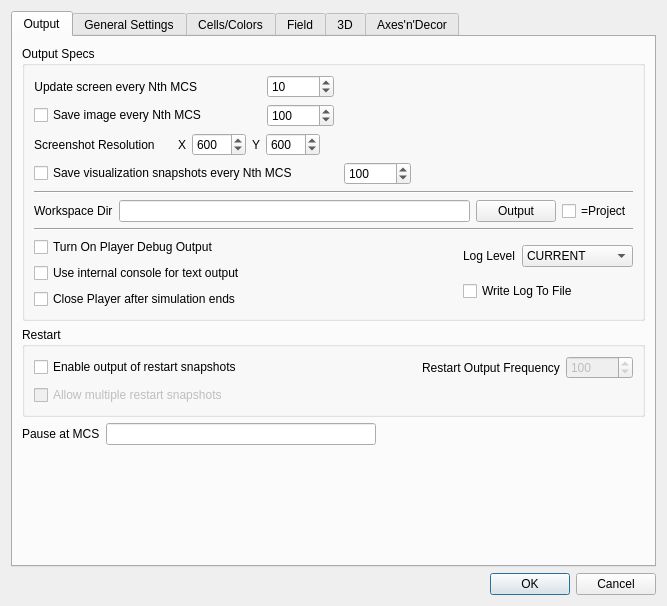
Above: cc3d/player5/Configuration/cc3D_prefs.ui from CompuCell3D/cc3d-player5 before the change. Below: the same form after it.
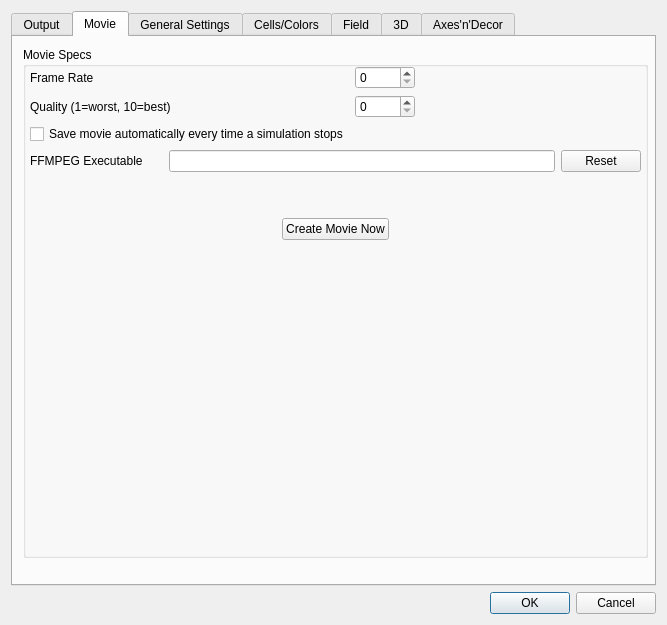
That is the form after the change.

Commit message: Added movie feature

Patch:
```diff
--- a/cc3d/player5/Configuration/cc3D_prefs.ui
+++ b/cc3d/player5/Configuration/cc3D_prefs.ui
@@ -7,7 +7,7 @@
     <x>0</x>
     <y>0</y>
     <width>667</width>
-    <height>606</height>
+    <height>625</height>
    </rect>
   </property>
   <property name="windowTitle">
@@ -20,7 +20,7 @@
       <string>&lt;html&gt;&lt;head/&gt;&lt;body&gt;&lt;p&gt;&lt;br/&gt;&lt;/p&gt;&lt;/body&gt;&lt;/html&gt;</string>
      </property>
      <property name="currentIndex">
-      <number>0</number>
+      <number>1</number>
      </property>
      <widget class="QWidget" name="tab_output">
       <attribute name="title">
@@ -590,21 +590,244 @@
          </item>
         </layout>
        </item>
-       <item>
-        <spacer name="verticalSpacer">
-         <property name="orientation">
-          <enum>Qt::Vertical</enum>
-         </property>
-         <property name="sizeHint" stdset="0">
-          <size>
-           <width>20</width>
-           <height>119</height>
-          </size>
-         </property>
-        </spacer>
-       </item>
       </layout>
      </widget>
+     <widget class="QWidget" name="tab_7">
+      <attribute name="title">
+       <string>Movie</string>
+      </attribute>
+      <widget class="QGroupBox" name="groupBox_18">
+       <property name="geometry">
+        <rect>
+         <x>10</x>
+         <y>10</y>
+         <width>625</width>
+         <height>511</height>
+        </rect>
+       </property>
+       <property name="title">
+        <string>Movie Specs</string>
+       </property>
+       <widget class="QWidget" name="verticalLayoutWidget">
+        <property name="geometry">
+         <rect>
+          <x>7</x>
+          <y>19</y>
+          <width>611</width>
+          <height>481</height>
+         </rect>
+        </property>
+        <layout class="QVBoxLayout" name="verticalLayout_19">
+         <item>
+          <layout class="QHBoxLayout" name="horizontalLayout_39">
+           <item>
+            <layout class="QFormLayout" name="formLayout_3">
+             <item row="0" column="0">
+              <widget class="QLabel" name="label_26">
+               <property name="text">
+                <string>Frame Rate</string>
+               </property>
+              </widget>
+             </item>
+             <item row="0" column="1">
+              <widget class="QSpinBox" name="frameRateSpinBox">
+               <property name="minimumSize">
+                <size>
+                 <width>60</width>
+                 <height>0</height>
+                </size>
+               </property>
+               <property name="maximum">
+                <number>360</number>
+               </property>
+              </widget>
+             </item>
+             <item row="1" column="0">
+              <widget class="QLabel" name="label_27">
+               <property name="text">
+                <string>Quality (1=worst, 10=best)</string>
+               </property>
+              </widget>
+             </item>
+             <item row="1" column="1">
+              <widget class="QSpinBox" name="movieQualitySpinBox">
+               <property name="sizePolicy">
+                <sizepolicy hsizetype="Minimum" vsizetype="Fixed">
+                 <horstretch>0</horstretch>
+                 <verstretch>0</verstretch>
+                </sizepolicy>
+               </property>
+               <property name="minimumSize">
+                <size>
+                 <width>60</width>
+                 <height>0</height>
+                </size>
+               </property>
+               <property name="maximum">
+                <number>51</number>
+               </property>
+              </widget>
+             </item>
+             <item row="2" column="0">
+              <widget class="QCheckBox" name="automaticMovieCheckBox">
+               <property name="text">
+                <string>Save movie automatically every time a simulation stops</string>
+               </property>
+              </widget>
+             </item>
+            </layout>
+           </item>
+           <item>
+            <spacer name="horizontalSpacer_37">
+             <property name="orientation">
+              <enum>Qt::Horizontal</enum>
+             </property>
+             <property name="sizeHint" stdset="0">
+              <size>
+               <width>40</width>
+               <height>20</height>
+              </size>
+             </property>
+            </spacer>
+           </item>
+          </layout>
+         </item>
+         <item>
+          <layout class="QHBoxLayout" name="horizontalLayout_38">
+           <item>
+            <widget class="QLabel" name="label_28">
+             <property name="text">
+              <string>FFMPEG Executable</string>
+             </property>
+            </widget>
+           </item>
+           <item>
+            <spacer name="horizontalSpacer_31">
+             <property name="orientation">
+              <enum>Qt::Horizontal</enum>
+             </property>
+             <property name="sizeType">
+              <enum>QSizePolicy::Fixed</enum>
+             </property>
+             <property name="sizeHint" stdset="0">
+              <size>
+               <width>20</width>
+               <height>20</height>
+              </size>
+             </property>
+            </spacer>
+           </item>
+           <item>
+            <widget class="QLineEdit" name="ffmpegLocationLineEdit"/>
+           </item>
+           <item>
+            <widget class="QPushButton" name="resetFfmpegLocationButton">
+             <property name="maximumSize">
+              <size>
+               <width>150</width>
+               <height>16777215</height>
+              </size>
+             </property>
+             <property name="text">
+              <string>Reset</string>
+             </property>
+             <property name="autoDefault">
+              <bool>false</bool>
+             </property>
+            </widget>
+           </item>
+          </layout>
+         </item>
+         <item>
+          <spacer name="verticalSpacer_5">
+           <property name="orientation">
+            <enum>Qt::Vertical</enum>
+           </property>
+           <property name="sizeType">
+            <enum>QSizePolicy::Preferred</enum>
+           </property>
+           <property name="sizeHint" stdset="0">
+            <size>
+             <width>20</width>
+             <height>40</height>
+            </size>
+           </property>
+          </spacer>
+         </item>
+         <item>
+          <layout class="QHBoxLayout" name="horizontalLayout_40">
+           <item>
+            <spacer name="horizontalSpacer_32">
+             <property name="orientation">
+              <enum>Qt::Horizontal</enum>
+             </property>
+             <property name="sizeHint" stdset="0">
+              <size>
+               <width>40</width>
+               <height>20</height>
+              </size>
+             </property>
+            </spacer>
+           </item>
+           <item>
+            <widget class="QPushButton" name="createMovieButton">
+             <property name="sizePolicy">
+              <sizepolicy hsizetype="Fixed" vsizetype="Fixed">
+               <horstretch>0</horstretch>
+               <verstretch>0</verstretch>
+              </sizepolicy>
+             </property>
+             <property name="text">
+              <string>Create Movie Now</string>
+             </property>
+            </widget>
+           </item>
+           <item>
+            <spacer name="horizontalSpacer_34">
+             <property name="orientation">
+              <enum>Qt::Horizontal</enum>
+             </property>
+             <property name="sizeHint" stdset="0">
+              <size>
+               <width>40</width>
+               <height>20</height>
+              </size>
+             </property>
+            </spacer>
+           </item>
+          </layout>
+         </item>
+         <item>
+          <layout class="QVBoxLayout" name="verticalLayout_26">
+           <item>
+            <widget class="QLabel" name="createMovieResultLabel">
+             <property name="text">
+              <string/>
+             </property>
+             <property name="alignment">
+              <set>Qt::AlignCenter</set>
+             </property>
+            </widget>
+           </item>
+           <item>
+            <spacer name="verticalSpacer">
+             <property name="orientation">
+              <enum>Qt::Vertical</enum>
+             </property>
+             <property name="sizeHint" stdset="0">
+              <size>
+               <width>20</width>
+               <height>40</height>
+              </size>
+             </property>
+            </spacer>
+           </item>
+          </layout>
+         </item>
+        </layout>
+       </widget>
+      </widget>
+     </widget>
      <widget class="QWidget" name="tab_2">
       <attribute name="title">
        <string>General Settings</string>
```
The commit also changes 6 other files.
